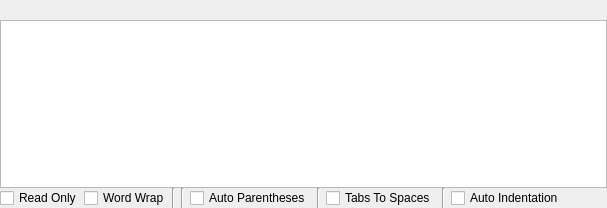
Above: Editor/src/Widget/WgtCodeEditor.ui from GameOverture/HarmonyEngine before the change. Below: the same form after it.
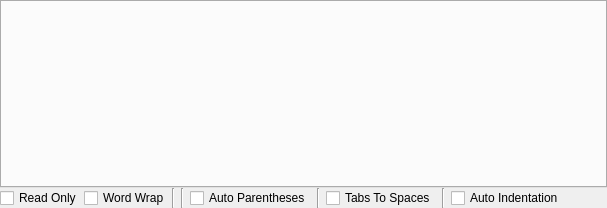
That is the form after the change. Icons and pictures are not drawn. Custom widgets are drawn as their Qt base class.

Commit message: WgtCodeEditor now can open multiple SourceFiles and navigate them via tabs; SoureModel no longer cares about open SourceFiles, WgtCodeEditor now has responsibility for watching external changes to open files; Double clicking assets in the Asset Manager will now focus the Asset Inspector tab in the Aux docking window

The edit to the form file:
```diff
--- a/Editor/src/Widget/WgtCodeEditor.ui
+++ b/Editor/src/Widget/WgtCodeEditor.ui
@@ -30,41 +30,11 @@
     <number>0</number>
    </property>
    <item>
-    <layout class="QHBoxLayout" name="horizontalLayout_3">
-     <item>
-      <widget class="QLabel" name="lblFileIcon">
-       <property name="text">
-        <string/>
-       </property>
-       <property name="pixmap">
-        <pixmap resource="../../data/HyEditor.qrc">:/icons16x16/items/Source.png</pixmap>
-       </property>
-      </widget>
-     </item>
-     <item>
-      <widget class="QLabel" name="lblFileName">
-       <property name="text">
-        <string>&lt;FileName&gt;</string>
-       </property>
-      </widget>
-     </item>
-     <item>
-      <spacer name="horizontalSpacer_2">
-       <property name="orientation">
-        <enum>Qt::Horizontal</enum>
-       </property>
-       <property name="sizeHint" stdset="0">
-        <size>
-         <width>40</width>
-         <height>20</height>
-        </size>
-       </property>
-      </spacer>
-     </item>
-    </layout>
-   </item>
-   <item>
-    <widget class="QCodeEditor" name="codeEditor"/>
+    <widget class="QTabWidget" name="tabWidget">
+     <property name="currentIndex">
+      <number>-1</number>
+     </property>
+    </widget>
    </item>
    <item>
     <layout class="QHBoxLayout" name="horizontalLayout">
@@ -172,13 +142,6 @@
    </item>
   </layout>
  </widget>
- <customwidgets>
-  <customwidget>
-   <class>QCodeEditor</class>
-   <extends>QTextEdit</extends>
-   <header>vendor/QCodeEditor/include/internal/QCodeEditor.hpp</header>
-  </customwidget>
- </customwidgets>
  <resources>
   <include location="../../data/HyEditor.qrc"/>
  </resources>
```
The commit also changes 13 other files.
